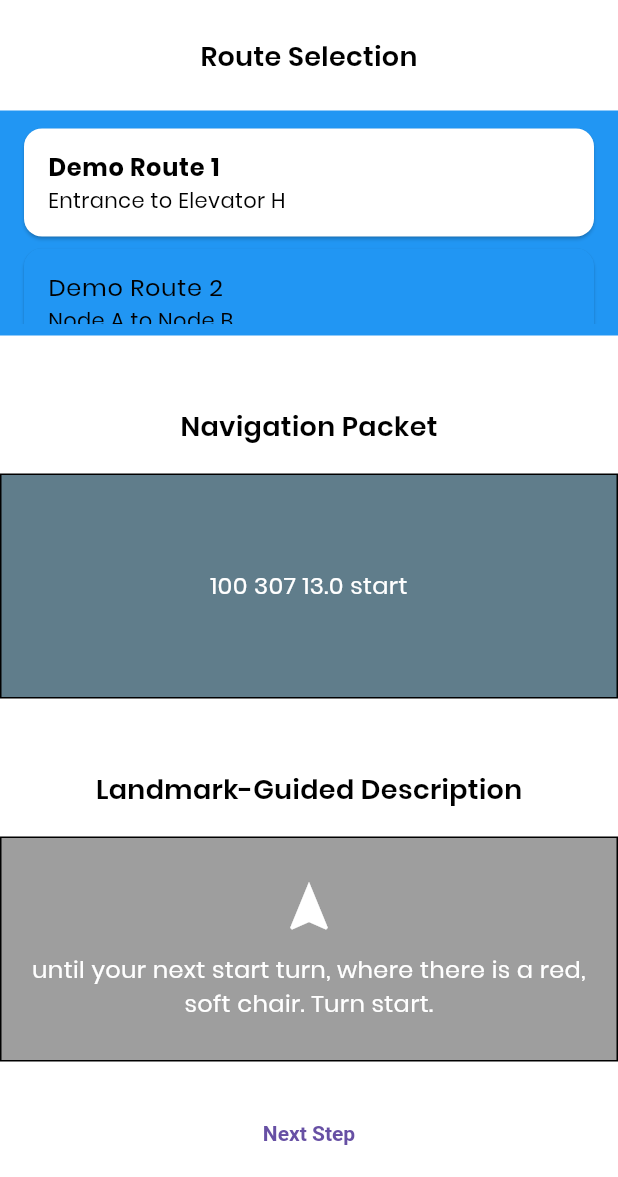
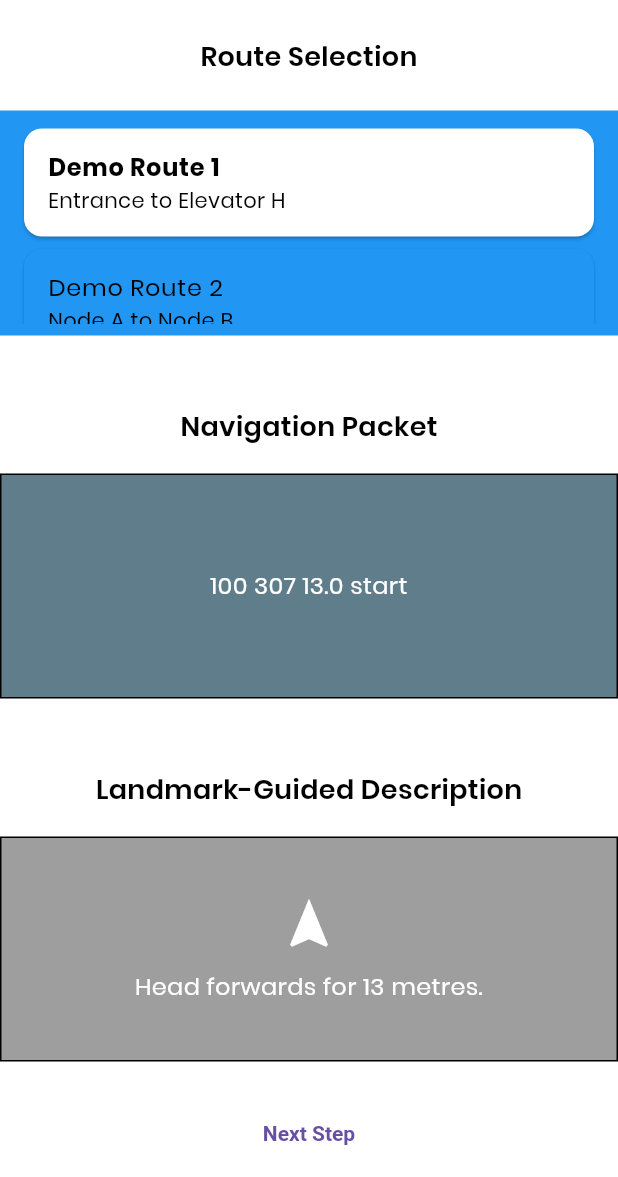
Before and after one commit to adoan-edu/indoor-nav, a Flutter app: the screen it shows after launch, after a tap on "Demo Route 1", on a phone screen of 412 x 824 dp, the part 59-1236 px from its top. Run offline on Flutter 3.47's test engine with Material 3 defaults, Android fonts, the phone set to English and light mode, and no system bars; our stand-ins replace flutter_tts.

Commit message:
fix: correct and readable output from description generator
- correct packet output
- correct demo route 2 start to end
- next feat = landmark attachment to node links

```diff
--- a/lib/models/building1_navigation.dart
+++ b/lib/models/building1_navigation.dart
@@ -17,6 +17,7 @@ NavigationEntity getData(String key) {
       );
 }
 
+// Note: this method can become the cause of long load times due to iterated search across the entire map
 NavigationEntity findById(
   String targetId,
   Map<String, NavigationEntity> masterData,
@@ -60,6 +61,7 @@ final List<NavigationRoute> building1DemoRoutes = [
     title: 'Demo Route 2',
     subtitle: 'Node A to Node B',
     data: getRoute([
+      // Note: the use of the 'getRoute' method can be the cause of long load times due to incorporation of 'findByID' method which is not optimised
       '901',
       '902',
       '903',
--- a/lib/pages/home.dart
+++ b/lib/pages/home.dart
@@ -21,8 +21,8 @@ class _HomePageState extends State<HomePage> {
   final DescriptionGenerator _generator = DescriptionGenerator();
   final NavigationLogic _navigationLogic = NavigationLogic();
 
-  String _currentInstructionPacket = "Select a demo route to begin.";
-  String _currentInstructionGenerated = "Select a demo route to begin.";
+  String _currentInstructionPacket = 'Select a demo route to begin.';
+  String _currentInstructionGenerated = 'Select a demo route to begin.';
   int _currentIndex = 0;
   double _speechRate = 1.0; // Default rate
   double _speechPitch = 1.5; // Default pitch
@@ -79,43 +79,34 @@ class _HomePageState extends State<HomePage> {
       masterData,
     );
 
-    // Bound check
-    if (_currentIndex >= route.data.length - 1) {
-      setState(() {
-        _currentActionIcon = Icons.check_circle;
-        _isRouteComplete = true; // To stop the navigation and reset the route
-      });
-      _currentIndex = 0;
-      return;
-    }
-
     String instructionPacket;
     String instructionGenerated;
 
     // To print out the instruction packet
     instructionPacket =
-        "${currentPacket.current.id} "
-        "${currentPacket.next?.id} "
-        "${currentPacket.distance} "
-        "${currentPacket.action} "
-        "${currentPacket.landmarks.map((entity) => entity.id).join('\n')}";
-    // Utilise description generator
+        '${currentPacket.current.id}'
+        ' ${currentPacket.next?.id}'
+        ' ${currentPacket.distance}'
+        ' ${currentPacket.action}'
+        ' ${currentPacket.landmarks.map((entity) => entity.id).join('\n')}';
     if (currentPacket.action == 'end') {
-      instructionGenerated =
-          "In ${currentPacket.distance.round()}m, your destination, ${currentPacket.current}.";
-    } else {
-      instructionGenerated = _generator.generate(
-        currentPacket.next!,
-        currentPacket.action,
-      );
+      setState(() {
+        _currentActionIcon = Icons.check_circle;
+        _isRouteComplete = true; // To stop the navigation and reset the route
+        instructionGenerated = _generator.generate(currentPacket);
+        _setInstruction(instructionPacket, instructionGenerated);
+        _currentIndex = 0;
+      });
+      return; // Complete the state update and exit+restart
     }
-
     setState(() {
       _currentActionIcon = _getIconForAction(
         currentPacket.action,
       ); // Update Icon for the Action type
       _isRouteComplete = false;
     });
+    // Utilise description generator
+    instructionGenerated = _generator.generate(currentPacket);
     // Update state and output TTS
     _setInstruction(instructionPacket, instructionGenerated);
     _currentIndex++;
@@ -328,7 +319,7 @@ class _HomePageState extends State<HomePage> {
           padding: EdgeInsets.symmetric(horizontal: 20, vertical: 20),
           textStyle: TextStyle(fontSize: 14, fontWeight: FontWeight.bold),
         ),
-        child: Text(_isRouteComplete ? "Reset Route" : "Next Step"),
+        child: Text(_isRouteComplete ? 'Reset Route' : 'Next Step'),
         onPressed: () {
           if (_selectedRoute != null) {
             // Check that a route is selected and has been assigned to _selectedRoute
@@ -351,7 +342,7 @@ class _HomePageState extends State<HomePage> {
         children: [
           // Title Text Formatting
           Text(
-            "Voice Personalisation",
+            'Voice Personalisation',
             style: TextStyle(fontWeight: FontWeight.bold, fontSize: 16),
           ),
           // Speech Rate Slider Formatting
@@ -367,7 +358,7 @@ class _HomePageState extends State<HomePage> {
                   max: 1.0,
                   divisions: 100,
                   label:
-                      "Rate: ${(_speechRate * 100).toInt()}%", // Rounding to int
+                      'Rate: ${(_speechRate * 100).toInt()}%', // Rounding to int
                   // Set _speechRate to Slider Value
                   onChanged: (double value) {
                     setState(() {
@@ -376,7 +367,7 @@ class _HomePageState extends State<HomePage> {
                   },
                 ),
               ),
-              Text("Rate"),
+              Text('Rate'),
             ],
           ),
           // Pitch Slider Formatting
@@ -392,7 +383,7 @@ class _HomePageState extends State<HomePage> {
                   max: 2.0,
                   divisions: 15,
                   label:
-                      "Pitch: ${_speechPitch.toStringAsFixed(1)}", // Round to 1 d.p.
+                      'Pitch: ${_speechPitch.toStringAsFixed(1)}', // Round to 1 d.p.
                   // Set _speechPitch to Slider Value
                   onChanged: (double value) {
                     setState(() {
@@ -401,7 +392,7 @@ class _HomePageState extends State<HomePage> {
                   },
                 ),
               ),
-              Text("Pitch"),
+              Text('Pitch'),
             ],
           ),
         ],
--- a/lib/utils/description_generator.dart
+++ b/lib/utils/description_generator.dart
@@ -1,20 +1,40 @@
 import '../models/navigation_entity.dart';
+import '../models/navigation_packet.dart';
 
 // Contains the algorithm that translates the mathematics and logic from NavigationLogic into natural language i.e. sentence builder
 class DescriptionGenerator {
-  String generate(NavigationEntity landmark, String action) {
+  String generate(NavigationPacket currentPacket) {
     // Check for an allocation of the end of the route
-    if (landmark.type == 'destination') {
-      return "You are arriving at ${landmark.name}.";
+
+    String instruction;
+    NavigationEntity currentEntity = currentPacket.current;
+    double distance = currentPacket.distance;
+    String action = currentPacket.action;
+    List<NavigationEntity> landmarks =
+        currentPacket.landmarks; // landmarks attached to node link
+    String straightInstruction = 'Continue straight for ${distance.toInt()} metres.';
+
+    if (action == 'start') {
+      instruction = 'Head forwards for ${distance.toInt()} metres.';
+    } else if (action == 'end' && currentEntity.name == '') {
+      return 'You have arrived at your destination.';
+    } else if (action == 'end' && currentEntity.name != '') {
+      return 'You have arrived at your destination, ${currentEntity.name}.';
+    } else if (action == 'straight') {
+      instruction = straightInstruction;
+    } else if (action == 'left') {
+      instruction = 'Turn left and ${straightInstruction.toLowerCase()}';
+    } else if (action == 'right') {
+      instruction = 'Turn right and ${straightInstruction.toLowerCase()}';
+    } else {
+      instruction = 'Proceed onwards.';
     }
-    // Rules for sensory types
-    if (landmark.sensoryType == 'auditory') {
-      return "At a ${landmark.property} ${landmark.type}, turn $action.";
-    } else if (landmark.sensoryType == 'tactile') {
-      return "There is a ${landmark.property} ${landmark.type} ahead. Turn $action when you can feel it";
-    } else {
-      // Default visual/general description
-      return "until your next $action turn, where there is a ${landmark.property} ${landmark.type}. Turn $action.";
+
+    if (landmarks.isNotEmpty) {
+      // Keep it simple with just the first landmark that is found attached to the node link
+      NavigationEntity landmark = landmarks.first;
+      instruction += ' You will pass the ${landmark.name} on your (direction).';
     }
+    return instruction;
   }
 }
```
Also changed, not shown: lib/utils/navigation_logic.dart (+10 -10 lines).
